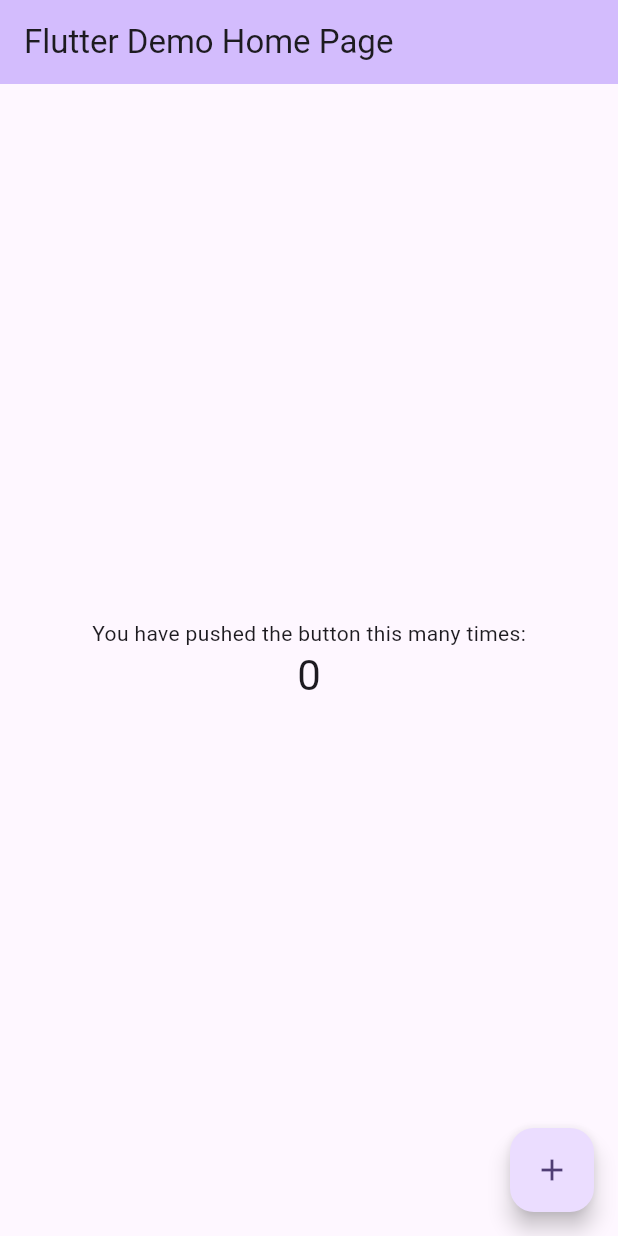
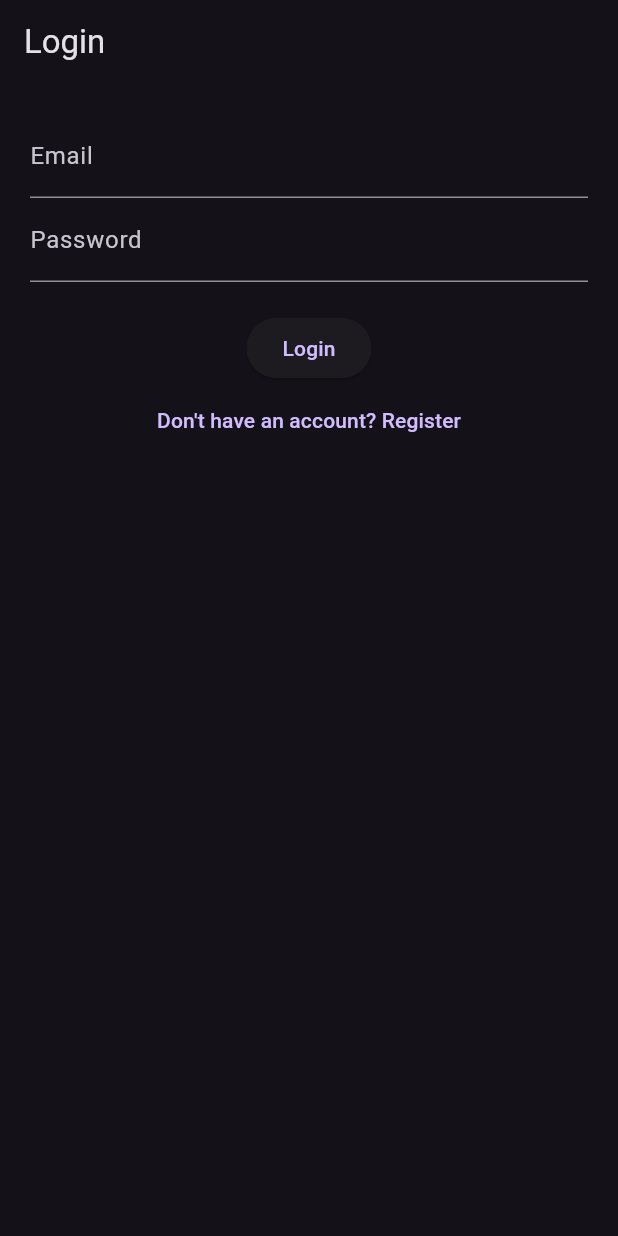
Before and after one commit to lestersinjacreater/notes, a Flutter app: the screen it shows after launch, on a phone screen of 412 x 824 dp. Run offline on Flutter 3.47's test engine with Material 3 defaults, Android fonts, the phone set to English and light mode, and no system bars.

Commit message:
login and register boiler plate done

```diff
--- a/lib/Screens/login_screen.dart
+++ b/lib/Screens/login_screen.dart
@@ -0,0 +1,44 @@
+import 'package:flutter/material.dart';
+
+class LoginScreen extends StatelessWidget {
+  final TextEditingController emailController = TextEditingController();
+  final TextEditingController passwordController = TextEditingController();
+
+  LoginScreen({super.key});
+
+  @override
+  Widget build(BuildContext context) {
+    return Scaffold(
+      appBar: AppBar(title: Text("Login")),
+      body: Padding(
+        padding: const EdgeInsets.all(20),
+        child: Column(
+          children: [
+            TextField(
+              controller: emailController,
+              decoration: InputDecoration(labelText: "Email"),
+            ),
+            TextField(
+              controller: passwordController,
+              obscureText: true,
+              decoration: InputDecoration(labelText: "Password"),
+            ),
+            const SizedBox(height: 20),
+            ElevatedButton(
+              onPressed: () {
+                // Call AuthService.login
+              },
+              child: Text("Login"),
+            ),
+            TextButton(
+              onPressed: () {
+                Navigator.pushReplacementNamed(context, '/register');
+              },
+              child: Text("Don't have an account? Register"),
+            )
+          ],
+        ),
+      ),
+    );
+  }
+}
--- a/lib/main.dart
+++ b/lib/main.dart
@@ -1,122 +1,24 @@
 import 'package:flutter/material.dart';
+import 'screens/login_screen.dart';
+import 'screens/register_screen.dart';
 
 void main() {
-  runApp(const MyApp());
+  runApp(MyApp());
 }
 
 class MyApp extends StatelessWidget {
   const MyApp({super.key});
 
-  // This widget is the root of your application.
   @override
   Widget build(BuildContext context) {
     return MaterialApp(
-      title: 'Flutter Demo',
-      theme: ThemeData(
-        // This is the theme of your application.
-        //
-        // TRY THIS: Try running your application with "flutter run". You'll see
-        // the application has a purple toolbar. Then, without quitting the app,
-        // try changing the seedColor in the colorScheme below to Colors.green
-        // and then invoke "hot reload" (save your changes or press the "hot
-        // reload" button in a Flutter-supported IDE, or press "r" if you used
-        // the command line to start the app).
-        //
-        // Notice that the counter didn't reset back to zero; the application
-        // state is not lost during the reload. To reset the state, use hot
-        // restart instead.
-        //
-        // This works for code too, not just values: Most code changes can be
-        // tested with just a hot reload.
-        colorScheme: ColorScheme.fromSeed(seedColor: Colors.deepPurple),
-      ),
-      home: const MyHomePage(title: 'Flutter Demo Home Page'),
+      title: 'Notes App',
+      theme: ThemeData.dark(),
+      initialRoute: '/login',
+      routes: {
+        '/login': (context) => LoginScreen(),
+        '/register': (context) => RegisterScreen(),
+      },
     );
   }
 }
-
-class MyHomePage extends StatefulWidget {
-  const MyHomePage({super.key, required this.title});
-
-  // This widget is the home page of your application. It is stateful, meaning
-  // that it has a State object (defined below) that contains fields that affect
-  // how it looks.
-
-  // This class is the configuration for the state. It holds the values (in this
-  // case the title) provided by the parent (in this case the App widget) and
-  // used by the build method of the State. Fields in a Widget subclass are
-  // always marked "final".
-
-  final String title;
-
-  @override
-  State<MyHomePage> createState() => _MyHomePageState();
-}
-
-class _MyHomePageState extends State<MyHomePage> {
-  int _counter = 0;
-
-  void _incrementCounter() {
-    setState(() {
-      // This call to setState tells the Flutter framework that something has
-      // changed in this State, which causes it to rerun the build method below
-      // so that the display can reflect the updated values. If we changed
-      // _counter without calling setState(), then the build method would not be
-      // called again, and so nothing would appear to happen.
-      _counter++;
-    });
-  }
-
-  @override
-  Widget build(BuildContext context) {
-    // This method is rerun every time setState is called, for instance as done
-    // by the _incrementCounter method above.
-    //
-    // The Flutter framework has been optimized to make rerunning build methods
-    // fast, so that you can just rebuild anything that needs updating rather
-    // than having to individually change instances of widgets.
-    return Scaffold(
-      appBar: AppBar(
-        // TRY THIS: Try changing the color here to a specific color (to
-        // Colors.amber, perhaps?) and trigger a hot reload to see the AppBar
-        // change color while the other colors stay the same.
-        backgroundColor: Theme.of(context).colorScheme.inversePrimary,
-        // Here we take the value from the MyHomePage object that was created by
-        // the App.build method, and use it to set our appbar title.
-        title: Text(widget.title),
-      ),
-      body: Center(
-        // Center is a layout widget. It takes a single child and positions it
-        // in the middle of the parent.
-        child: Column(
-          // Column is also a layout widget. It takes a list of children and
-          // arranges them vertically. By default, it sizes itself to fit its
-          // children horizontally, and tries to be as tall as its parent.
-          //
-          // Column has various properties to control how it sizes itself and
-          // how it positions its children. Here we use mainAxisAlignment to
-          // center the children vertically; the main axis here is the vertical
-          // axis because Columns are vertical (the cross axis would be
-          // horizontal).
-          //
-          // TRY THIS: Invoke "debug painting" (choose the "Toggle Debug Paint"
-          // action in the IDE, or press "p" in the console), to see the
-          // wireframe for each widget.
-          mainAxisAlignment: MainAxisAlignment.center,
-          children: <Widget>[
-            const Text('You have pushed the button this many times:'),
-            Text(
-              '$_counter',
-              style: Theme.of(context).textTheme.headlineMedium,
-            ),
-          ],
-        ),
-      ),
-      floatingActionButton: FloatingActionButton(
-        onPressed: _incrementCounter,
-        tooltip: 'Increment',
-        child: const Icon(Icons.add),
-      ), // This trailing comma makes auto-formatting nicer for build methods.
-    );
-  }
-}
```
Also changed, not shown: lib/Screens/register_screen.dart (+44 -0 lines), pubspec.yaml (+4 -70 lines), lib/utils/constants.dart (added), pubspec.lock, 1 other file.
